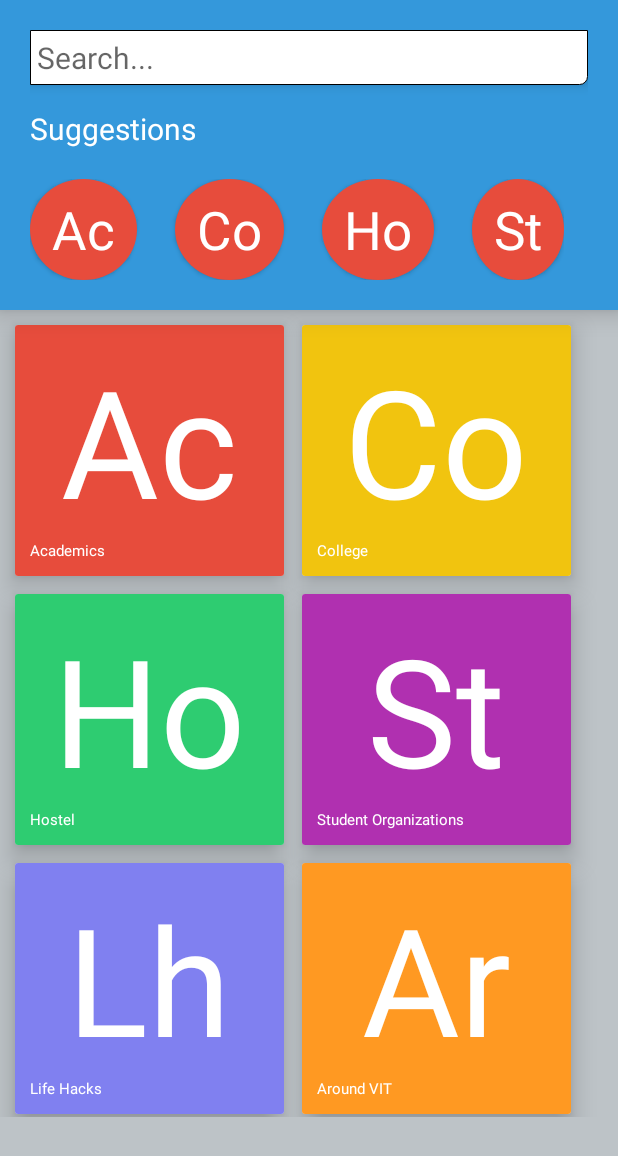
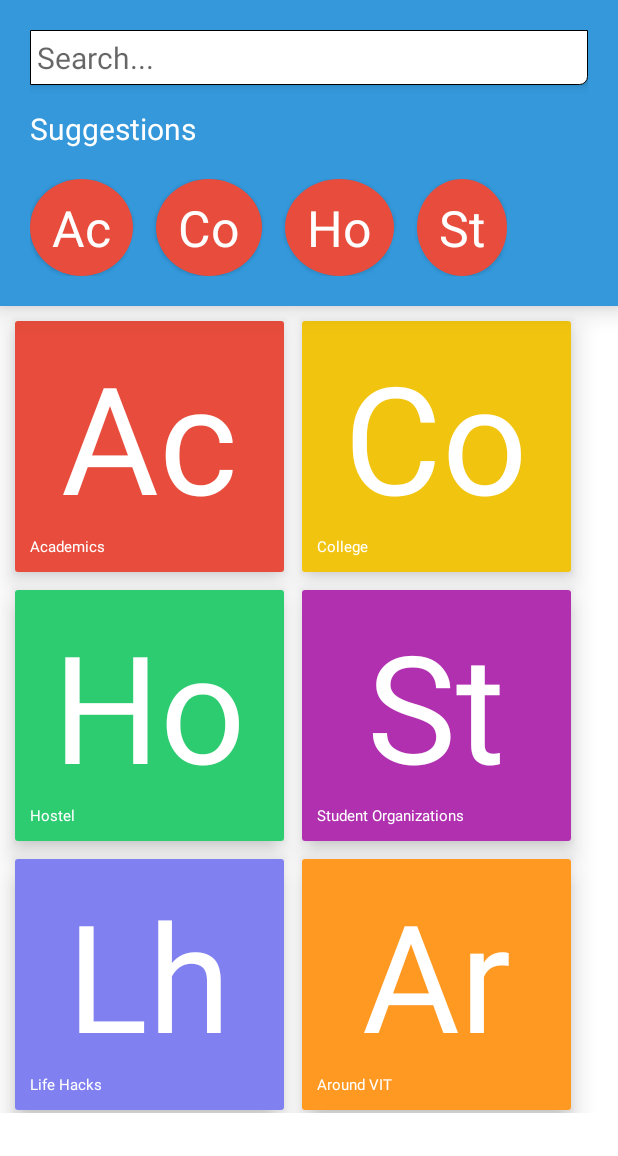
Before and after one commit to gauravagerwala/VIT-StudentHandbook, an Android app: the screen it shows after launch (MainActivity), on a phone screen of 412 x 824 dp. Shown: the top 1156 px of the screen. Run offline under Robolectric (Android 15) with nearby library versions, the phone set to English and light mode, and no system bars.

Commit message:
Background made white and gap fixed
Here it is. Transitions is next

```diff
--- a/app/src/main/res/layout/activity_main.xml
+++ b/app/src/main/res/layout/activity_main.xml
@@ -2,6 +2,7 @@
     xmlns:tools="http://schemas.android.com/tools" android:layout_width="match_parent"
     android:layout_height="match_parent"
     android:orientation="vertical"
+    android:background="#ffffff"
      tools:context=".MainActivity"
     style="@style/AppTheme">
  <LinearLayout
@@ -34,25 +35,25 @@
              android:layout_width="wrap_content"
              android:layout_height="wrap_content">
          <TextView
-           android:layout_width="wrap_content" android:textSize="35sp" android:textColor="#FFF"
+           android:layout_width="wrap_content" android:textSize="33sp" android:textColor="#FFF"
            android:layout_height="wrap_content"  android:text="Ac" android:background="@drawable/circle"
            android:onClick="suggestionClick" android:elevation="2dp"
              />
 
          <TextView
-             android:layout_width="wrap_content" android:textSize="35sp"
-             android:layout_marginLeft="25dp" android:textColor="#FFF"
+             android:layout_width="wrap_content" android:textSize="33sp"
+             android:layout_marginLeft="15dp" android:textColor="#FFF"
              android:layout_height="wrap_content"  android:text="Co" android:background="@drawable/circle"
              android:onClick="suggestionClick" android:elevation="2dp"
              />
          <TextView
-             android:layout_width="wrap_content" android:textSize="35sp"
-             android:layout_marginLeft="25dp" android:textColor="#FFF"
+             android:layout_width="wrap_content" android:textSize="33sp"
+             android:layout_marginLeft="15dp" android:textColor="#FFF"
              android:layout_height="wrap_content"  android:text="Ho" android:background="@drawable/circle"
              android:onClick="suggestionClick" android:elevation="2dp"/>
          <TextView
-             android:layout_width="wrap_content" android:textSize="35sp"
-             android:layout_marginLeft="25dp" android:textColor="#FFF"
+             android:layout_width="wrap_content" android:textSize="33sp"
+             android:layout_marginLeft="15dp" android:textColor="#FFF"
              android:layout_height="wrap_content"  android:text="St" android:background="@drawable/circle"
              android:onClick="suggestionClick" android:elevation="2dp"/>
          </LinearLayout>
@@ -64,11 +65,11 @@
         android:layout_width="fill_parent"
         android:orientation="vertical"
          android:gravity="center_horizontal"
-        android:layout_height="fill_parent" android:id="@+id/mainNavigator" android:background="#bdc3c7">
+        android:layout_height="fill_parent" android:id="@+id/mainNavigator" android:background="#ffffff">
     </LinearLayout>
     <LinearLayout
         android:layout_width="fill_parent"
-        android:layout_height="fill_parent" android:id="@+id/searchLayout" android:background="#bdc3c7" android:visibility="gone">
+        android:layout_height="fill_parent" android:id="@+id/searchLayout" android:background="#ffffff" android:visibility="gone">
         <TextView
             android:layout_width="wrap_content"
             android:layout_height="wrap_content" android:text="Search Layout, search cards appear here"
```
